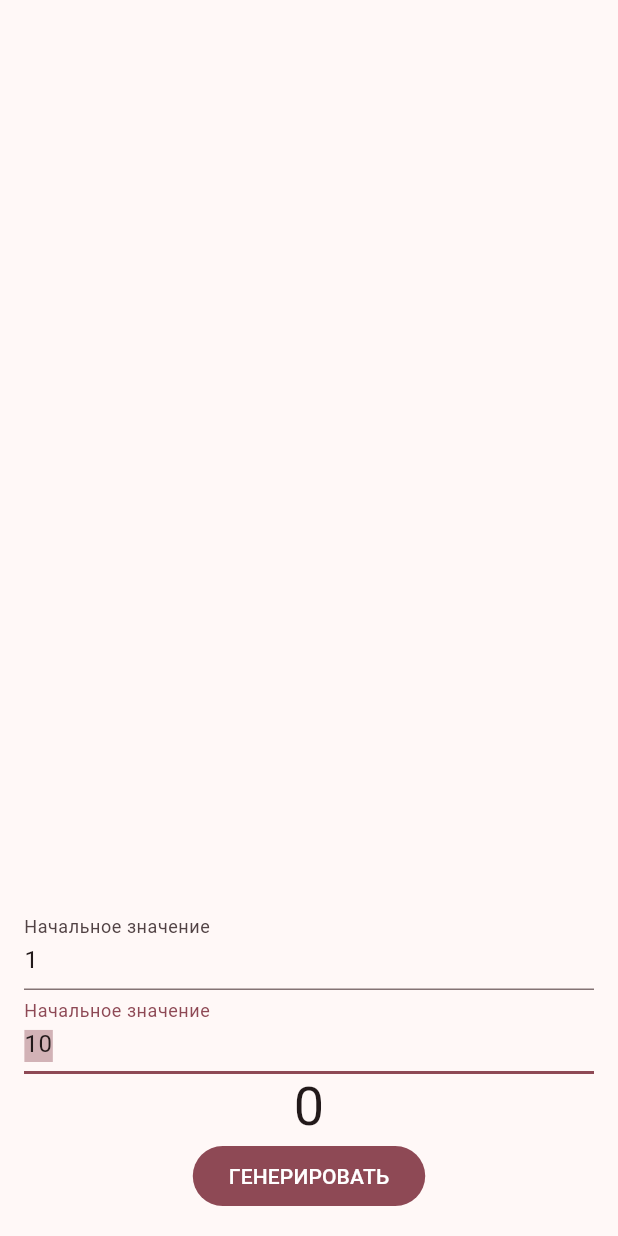
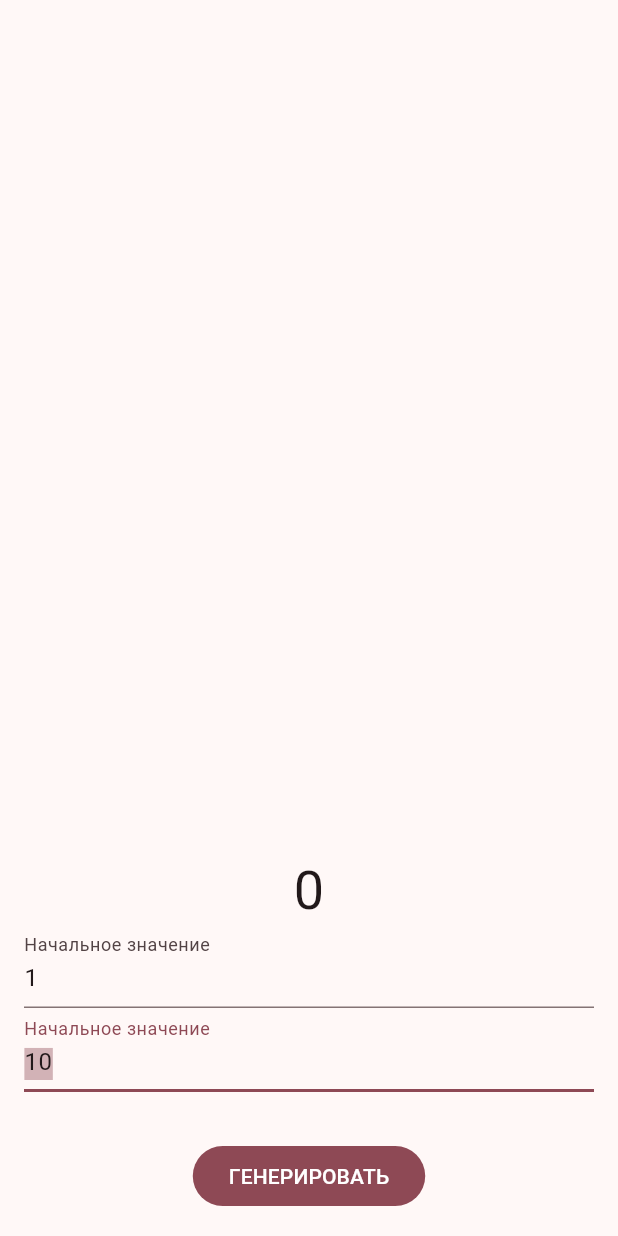
Before and after one commit to my-commits/random_number_gen, a Flutter app: the screen it shows after launch, on a phone screen of 412 x 824 dp. Run offline on Flutter 3.47's test engine with Material 3 defaults, Android fonts, the phone set to English and light mode, and no system bars.

Commit message:
beter graphic

```diff
--- a/lib/main.dart
+++ b/lib/main.dart
@@ -1,3 +1,4 @@
+import 'package:flutter/foundation.dart';
 import 'package:flutter/material.dart';
 import 'package:provider/provider.dart';
 import 'package:random_number_gen/logic/random_logic.dart';
@@ -21,10 +22,11 @@ class MyApp extends StatelessWidget {
     return MaterialApp(
       title: 'Random number',
       theme: ThemeData(
-        colorScheme: ColorScheme.fromSeed(seedColor: const Color(0xFFE28090)),
+        colorScheme: ColorScheme.fromSeed(
+            seedColor: const Color(0xFFE28090),
+            brightness: PlatformDispatcher.instance.platformBrightness),
         useMaterial3: true,
       ),
-      themeMode: ThemeMode.system,
       home: MainPage(),
     );
   }
--- a/lib/pages/main_page.dart
+++ b/lib/pages/main_page.dart
@@ -6,8 +6,8 @@ import 'package:random_number_gen/logic/random_logic.dart';
 class MainPage extends StatelessWidget {
   MainPage({super.key});
 
-  final _startController = TextEditingController();
-  final _endController = TextEditingController();
+  final _startController = TextEditingController(text: "1");
+  final _endController = TextEditingController(text: "10");
 
   final _startFocusNode = FocusNode();
   final _endFocusNode = FocusNode();
@@ -26,9 +26,6 @@ class MainPage extends StatelessWidget {
       }
     });
 
-    _startController.text = context.read<RandomLogic>().start;
-    _endController.text = context.read<RandomLogic>().end;
-
     return Scaffold(
         body: Center(
             child: Container(
@@ -38,10 +35,12 @@ class MainPage extends StatelessWidget {
                 child: (Column(
                   mainAxisAlignment: MainAxisAlignment.end,
                   children: [
+                    Text(
+                        style: Theme.of(context).textTheme.displaySmall,
+                        context.watch<RandomLogic>().result),
                     TextFormField(
                       focusNode: _startFocusNode,
                       controller: _startController,
-                      // initialValue: context.read<RandomLogic>().start,
                       keyboardType: TextInputType.number,
                       textInputAction: TextInputAction.done,
                       onChanged: (value) =>
@@ -59,16 +58,12 @@ class MainPage extends StatelessWidget {
                       autofocus: true,
                       focusNode: _endFocusNode,
                       controller: _endController,
-                      // initialValue: context.read<RandomLogic>().end,
                       keyboardType: TextInputType.number,
                       textInputAction: TextInputAction.done,
                       onChanged: (value) =>
                           context.read<RandomLogic>().end = value,
                       onFieldSubmitted: (value) =>
                           context.read<RandomLogic>().generate(),
-                      // onTap: () => _endController.selection = TextSelection(
-                      //     baseOffset: 0,
-                      //     extentOffset: _endController.value.text.length),
                       decoration: InputDecoration(
                         labelText: "Начальное значение",
                         errorText: context.watch<RandomLogic>().endError
@@ -76,9 +71,7 @@ class MainPage extends StatelessWidget {
                             : null,
                       ),
                     ),
-                    Text(
-                        style: Theme.of(context).textTheme.displaySmall,
-                        context.watch<RandomLogic>().result),
+                    SizedBox(height: 32),
                     FilledButton(
                         onPressed: () {
                           context.read<RandomLogic>().generate();
```
